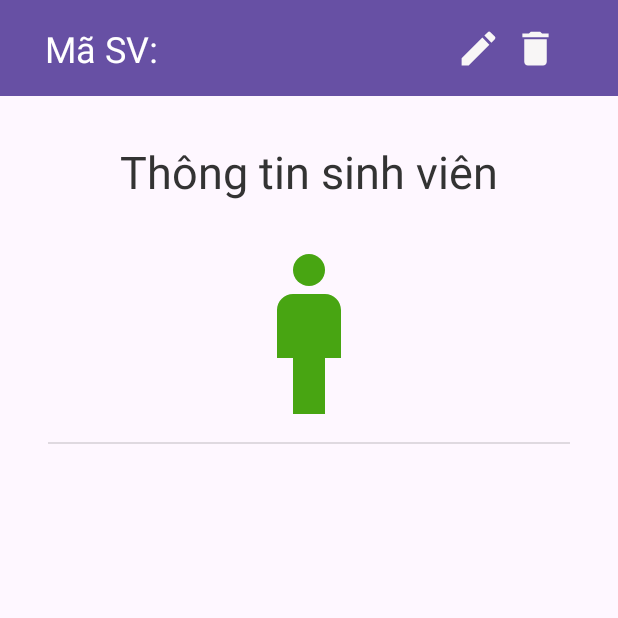
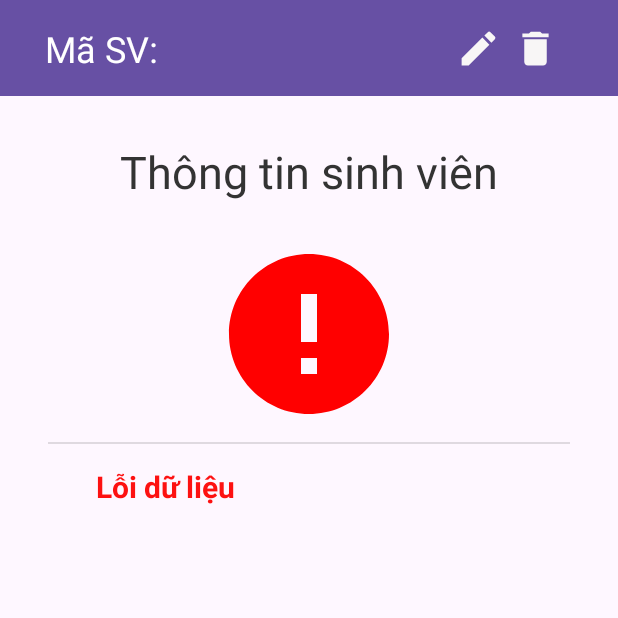
Before and after one commit to danghiep101/CSE441_PRACTICE, an Android app: the StudentDetailActivity screen opened directly, with no data from a screen before it, on a phone screen of 412 x 824 dp, the top half of it. Run offline under Robolectric (Android 15) with nearby library versions, the phone set to English and light mode, and no system bars.

Commit message:
update BTTH03

```diff
--- a/BTTH03/app/src/main/AndroidManifest.xml
+++ b/BTTH03/app/src/main/AndroidManifest.xml
@@ -12,13 +12,13 @@
         android:theme="@style/Theme.BTTH03"
         tools:targetApi="31">
         <activity
-            android:name=".ui.StudentDetailActivity"
+            android:name=".ui.studentdetail.StudentDetailActivity"
             android:exported="false" />
         <activity
-            android:name=".ui.NewStudentActivity"
+            android:name=".ui.addittion.NewStudentActivity"
             android:exported="false" />
         <activity
-            android:name=".ui.MainActivity"
+            android:name=".ui.StudentList.MainActivity"
             android:exported="true">
             <intent-filter>
                 <action android:name="android.intent.action.MAIN" />
--- a/BTTH03/app/src/main/java/com/example/btth03/ui/StudentDetailActivity.java
+++ /dev/null
@@ -1,22 +0,0 @@
-package com.example.btth03.ui;
-
-import android.os.Bundle;
-
-import androidx.activity.EdgeToEdge;
-import androidx.appcompat.app.AppCompatActivity;
-import androidx.core.graphics.Insets;
-import androidx.core.view.ViewCompat;
-import androidx.core.view.WindowInsetsCompat;
-
-import com.example.btth03.R;
-
-public class StudentDetailActivity extends AppCompatActivity {
-
-    @Override
-    protected void onCreate(Bundle savedInstanceState) {
-        super.onCreate(savedInstanceState);
-        EdgeToEdge.enable(this);
-        setContentView(R.layout.activity_student_detail);
-
-    }
-}
--- a/BTTH03/app/src/main/java/com/example/btth03/ui/StudentAdapter.java
+++ b/BTTH03/app/src/main/java/com/example/btth03/ui/StudentList/StudentAdapter.java
@@ -1,4 +1,4 @@
-package com.example.btth03.ui;
+package com.example.btth03.ui.StudentList;
 
 import android.annotation.SuppressLint;
 import android.content.Context;
--- a/BTTH03/app/src/main/java/com/example/btth03/ui/StudentViewModel.java
+++ b/BTTH03/app/src/main/java/com/example/btth03/ui/StudentList/StudentViewModel.java
@@ -1,4 +1,4 @@
-package com.example.btth03.ui;
+package com.example.btth03.ui.StudentList;
 
 import android.content.Context;
 
--- /dev/null
+++ b/BTTH03/app/src/main/java/com/example/btth03/ui/studentdetail/StudentDetailActivity.java
@@ -0,0 +1,90 @@
+package com.example.btth03.ui.studentdetail;
+
+import androidx.appcompat.app.AppCompatActivity;
+
+import android.annotation.SuppressLint;
+import android.os.Bundle;
+import android.widget.ImageView;
+import android.widget.TextView;
+
+import com.example.btth03.R;
+import com.example.btth03.Utils.utils;
+import com.example.btth03.data.model.Student;
+
+public class StudentDetailActivity extends AppCompatActivity {
+    private TextView textStudentId;
+    private TextView textFullName;
+    private TextView textAddress;
+    private TextView textEmail;
+    private TextView textMajor;
+    private TextView textBirthDate;
+    private TextView textGpa;
+    private TextView textYear;
+    private TextView textGender;
+    private ImageView imageAvartar;
+
+    @Override
+    protected void onCreate(Bundle savedInstanceState) {
+        super.onCreate(savedInstanceState);
+        setContentView(R.layout.activity_student_detail);
+        setTitle(getString(R.string.title_detail));
+        initViews();
+        StudentDetailObserver observer = new StudentDetailObserver(this, this::showData);
+        getLifecycle().addObserver(observer);
+    }
+
+    private void initViews() {
+        imageAvartar = findViewById(R.id.image_avartar_detail);
+        textStudentId = findViewById(R.id.text_id_detail);
+        textFullName = findViewById(R.id.text_full_name_detail);
+        textBirthDate = findViewById(R.id.text_birth_date_detail);
+        textAddress = findViewById(R.id.text_address_detail);
+        textGpa = findViewById(R.id.text_gpa_detail);
+        textGender = findViewById(R.id.text_gender_detail);
+        textEmail = findViewById(R.id.text_email_detail);
+        textMajor = findViewById(R.id.text_major_detail);
+        textYear = findViewById(R.id.text_year_detail);
+    }
+
+    @SuppressLint({"SetTextI18n", "UseCompatLoadingForDrawables"})
+    private void showData(Student student) {
+        if (student == null) {
+            imageAvartar.setImageDrawable(getDrawable(R.drawable.ic_error_24));
+            textStudentId.setText(getString(R.string.text_no_data));
+        } else {
+            imageAvartar.setImageDrawable(
+                    utils.getDrawable(this, student.getGender()));
+            textStudentId.setText(
+                    utils.concatString(getString(R.string.text_id),
+                            student.getStudentId()));
+            textFullName.setText(
+                    utils.concatString(getString(R.string.text_fullname),
+                            student.getFullName()));
+            textGender.setText(
+                    utils.concatString(getString(R.string.text_gender),
+                            student.getGender()));
+            textAddress.setText(
+                    utils.concatString(getString(R.string.text_address),
+                            student.getAddress()));
+            textEmail.setText(
+                    utils.concatString(getString(R.string.text_email),
+                            student.getEmail()));
+            textBirthDate.setText(
+                    utils.concatString(getString(R.string.text_birth_date),
+                            utils.dateToString(student.getBirthDate())));
+            textGpa.setText(
+                    utils.concatString(getString(R.string.text_gpa),
+                            student.getGpa()));
+            textYear.setText(
+                    utils.concatString(getString(R.string.text_year),
+                            student.getYear()));
+            textMajor.setText(
+                    utils.concatString(getString(R.string.text_major),
+                            student.getMajor()));
+        }
+    }
+
+    public interface OnDataItemCaptureListener {
+        void onDataCaptured(Student student);
+    }
+}
--- /dev/null
+++ b/BTTH03/app/src/main/java/com/example/btth03/ui/studentdetail/StudentDetailObserver.java
@@ -0,0 +1,43 @@
+package com.example.btth03.ui.studentdetail;
+
+import android.content.Context;
+import android.content.Intent;
+
+import androidx.annotation.NonNull;
+import androidx.lifecycle.DefaultLifecycleObserver;
+import androidx.lifecycle.LifecycleOwner;
+
+import com.example.btth03.Utils.utils;
+import com.example.btth03.ui.studentdetail.controller.Controller;
+import com.example.btth03.ui.studentdetail.controller.ControllerImpl;
+import com.example.btth03.data.model.Student;
+import com.example.btth03.ui.StudentList.StudentViewModel;
+
+import java.util.List;
+import java.util.Objects;
+
+public class StudentDetailObserver implements DefaultLifecycleObserver {
+    private final Context context;
+    private final StudentDetailActivity.OnDataItemCaptureListener listener;
+
+    public StudentDetailObserver(Context context,
+                                 StudentDetailActivity.OnDataItemCaptureListener listener) {
+        this.context = context;
+        this.listener = listener;
+    }
+
+    @Override
+    public void onCreate(@NonNull LifecycleOwner owner) {
+        DefaultLifecycleObserver.super.onCreate(owner);
+        Intent intent = ((StudentDetailActivity) context).getIntent();
+        StudentViewModel model = StudentViewModel.getInstance();
+        String studentId = intent.getStringExtra(utils.EXTRA_STUDENT_ID);
+        if (studentId != null) {
+            List<Student> students = Objects.requireNonNull(model.getStudents().getValue());
+            Controller controller = new ControllerImpl();
+            listener.onDataCaptured(controller.findById(students, studentId));
+        } else {
+            listener.onDataCaptured(null);
+        }
+    }
+}
--- /dev/null
+++ b/BTTH03/app/src/main/java/com/example/btth03/ui/studentdetail/controller/Controller.java
@@ -0,0 +1,10 @@
+package com.example.btth03.ui.studentdetail.controller;
+
+import com.example.btth03.data.model.Student;
+
+
+import java.util.List;
+
+public interface Controller {
+    Student findById(List<Student> students, String id);
+}
--- /dev/null
+++ b/BTTH03/app/src/main/res/drawable/divider.xml
@@ -0,0 +1,6 @@
+<?xml version="1.0" encoding="utf-8"?>
+<shape xmlns:android="http://schemas.android.com/apk/res/android"
+    android:shape="rectangle">
+    <solid android:color="@color/divider_color"/>
+    <size android:height="@dimen/height_1"/>
+</shape>
--- /dev/null
+++ b/BTTH03/app/src/main/res/drawable/invalid_text.xml
@@ -0,0 +1,6 @@
+<?xml version="1.0" encoding="utf-8"?>
+<shape xmlns:android="http://schemas.android.com/apk/res/android"
+    android:shape="rectangle">
+    <solid android:color="@color/text_color_red" />
+    <size android:height="@dimen/height_1" />
+</shape>
--- /dev/null
+++ b/BTTH03/app/src/main/res/drawable/view_normal.xml
@@ -0,0 +1,6 @@
+<?xml version="1.0" encoding="utf-8"?>
+<shape xmlns:android="http://schemas.android.com/apk/res/android"
+    android:shape="rectangle">
+    <solid android:color="@color/white" />
+    <size android:height="@dimen/height_1" />
+</shape>
--- a/BTTH03/app/src/main/res/layout/activity_student_detail.xml
+++ b/BTTH03/app/src/main/res/layout/activity_student_detail.xml
@@ -4,7 +4,7 @@
     android:layout_width="match_parent"
     android:layout_height="match_parent"
     android:textAlignment="center"
-    tools:context=".ui.StudentDetailActivity">
+    tools:context=".ui.studentdetail.StudentDetailActivity">
 
     <androidx.appcompat.widget.Toolbar
         android:id="@+id/toolbar2"
```
Also changed, not shown: BTTH03/app/src/main/java/com/example/btth03/ui/NewStudentActivity.java (deleted, +0 -26 lines), BTTH03/app/src/main/java/com/example/btth03/ui/StudentList/MainActivity.java (renamed from BTTH03/app/src/main/java/com/example/btth03/ui/MainActivity.java, +17 -8 lines), BTTH03/app/src/main/java/com/example/btth03/ui/addittion/Filter.java (added, +11 -0 lines), BTTH03/app/src/main/java/com/example/btth03/ui/addittion/FilterImpl.java (added, +42 -0 lines), BTTH03/app/src/main/java/com/example/btth03/ui/addittion/NewStudentActivity.java (added, +150 -0 lines), BTTH03/app/src/main/java/com/example/btth03/ui/addittion/NewStudentViewModel.java (added, +54 -0 lines), BTTH03/app/src/main/java/com/example/btth03/ui/studentdetail/controller/ControllerImpl.java (added, +21 -0 lines), BTTH03/app/src/main/res/layout/activity_main.xml (+13 -1 lines).
